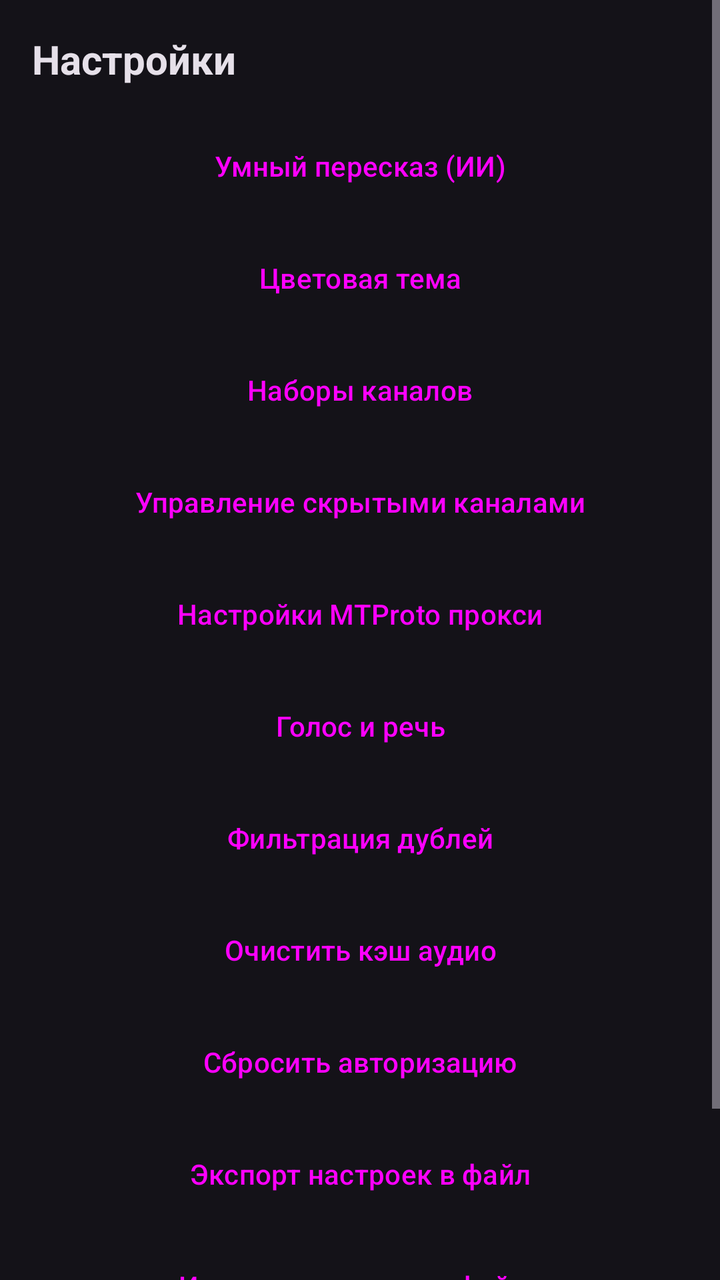
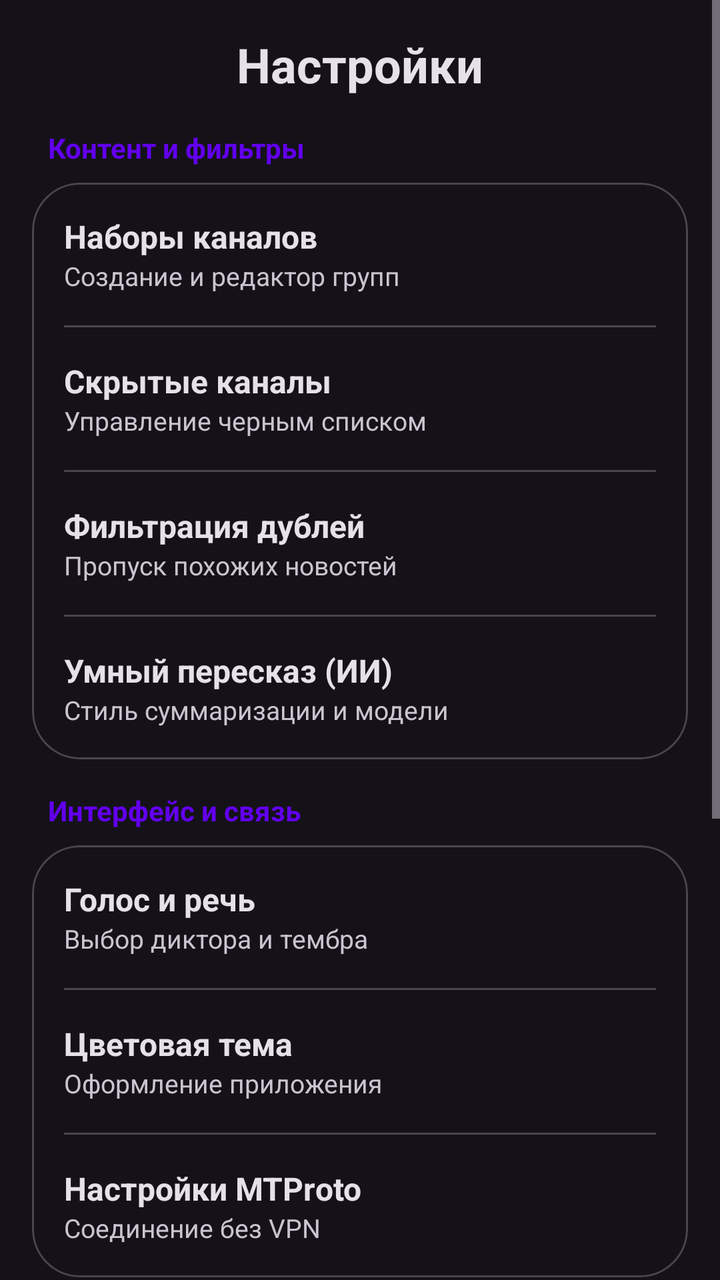

Compare the two renders of this Android layout. The source of the first and the diff that turns it into the second are given below.
<!-- AndroidManifest.xml: application theme Theme.TelegramNewsReader -->
<!-- res/layout/dialog_settings.xml -->
<?xml version="1.0" encoding="utf-8"?>
<ScrollView xmlns:android="http://schemas.android.com/apk/res/android"
    android:layout_width="match_parent"
    android:layout_height="wrap_content">

    <LinearLayout
        android:layout_width="match_parent"
        android:layout_height="wrap_content"
        android:orientation="vertical"
        android:padding="16dp">

        <TextView
            android:layout_width="wrap_content"
            android:layout_height="wrap_content"
            android:text="Настройки"
            android:textSize="20sp"
            android:textStyle="bold"
            android:layout_marginBottom="16dp"
            android:textColor="?attr/colorOnSurface" />

        <Button
            android:id="@+id/btn_ai_settings"
            android:layout_width="match_parent"
            android:layout_height="wrap_content"
            android:text="Умный пересказ (ИИ)"
            android:layout_marginBottom="8dp"
            style="@style/Widget.Material3.Button" />

        <Button
            android:id="@+id/btn_color_theme"
            android:layout_width="match_parent"
            android:layout_height="wrap_content"
            android:text="Цветовая тема"
            android:layout_marginBottom="8dp"
            style="@style/Widget.Material3.Button" />

        <Button
            android:id="@+id/btn_manage_presets_settings"
            android:layout_width="match_parent"
            android:layout_height="wrap_content"
            android:text="Наборы каналов"
            android:layout_marginBottom="8dp"
            style="@style/Widget.Material3.Button" />

        <Button
            android:id="@+id/btn_manage_hidden"
            android:layout_width="match_parent"
            android:layout_height="wrap_content"
            android:text="Управление скрытыми каналами"
            android:layout_marginBottom="8dp"
            style="@style/Widget.Material3.Button" />

        <Button
            android:id="@+id/btn_proxy_settings"
            android:layout_width="match_parent"
            android:layout_height="wrap_content"
            android:text="Настройки MTProto прокси"
            android:layout_marginBottom="8dp"
            style="@style/Widget.Material3.Button" />

        <Button
            android:id="@+id/btn_voice_settings"
            android:layout_width="match_parent"
            android:layout_height="wrap_content"
            android:text="Голос и речь"
            android:layout_marginBottom="8dp"
            style="@style/Widget.Material3.Button" />

        <Button
            android:id="@+id/btn_dedup_settings"
            android:layout_width="match_parent"
            android:layout_height="wrap_content"
            android:text="@string/dedup_title"
            android:layout_marginBottom="8dp"
            style="@style/Widget.Material3.Button" />

        <Button
            android:id="@+id/btn_clear_cache"
            android:layout_width="match_parent"
            android:layout_height="wrap_content"
            android:text="Очистить кэш аудио"
            android:layout_marginBottom="8dp"
            style="@style/Widget.Material3.Button" />

        <Button
            android:id="@+id/btn_reset_auth"
            android:layout_width="match_parent"
            android:layout_height="wrap_content"
            android:text="Сбросить авторизацию"
            android:layout_marginBottom="8dp"
            style="@style/Widget.Material3.Button" />

        <Button
            android:id="@+id/btn_export_settings"
            android:layout_width="match_parent"
            android:layout_height="wrap_content"
            android:text="Экспорт настроек в файл"
            android:layout_marginBottom="8dp"
            style="@style/Widget.Material3.Button" />

        <Button
            android:id="@+id/btn_import_settings"
            android:layout_width="match_parent"
            android:layout_height="wrap_content"
            android:text="Импорт настроек из файла"
            android:layout_marginBottom="8dp"
            style="@style/Widget.Material3.Button" />

        <Button
            android:id="@+id/btn_about"
            android:layout_width="match_parent"
            android:layout_height="wrap_content"
            android:text="О программе"
            style="@style/Widget.Material3.Button" />

    </LinearLayout>
</ScrollView>
<!-- resources referenced by this layout -->
<resources>
  <string name="dedup_title">Фильтрация дублей</string>
  <style name="Theme.TelegramNewsReader" parent="Theme.TelegramNewsReader.Purple" />
  <style name="Theme.TelegramNewsReader.Purple" parent="Theme.Material3.Dark.NoActionBar">
          <item name="colorPrimary">@color/purple_500</item>
          <item name="colorPrimaryVariant">@color/purple_700</item>
          <item name="colorOnPrimary">@color/white</item>
          <item name="android:statusBarColor">?attr/colorPrimaryVariant</item>
          <item name="actionBarStyle">@style/CustomActionBarStyle</item>
      </style>
  <color name="purple_500">#FF6200EE</color>
  <color name="purple_700">#FF3700B3</color>
  <color name="white">#FFFFFFFF</color>
  <style name="CustomActionBarStyle" parent="Widget.Material3.ActionBar.Solid">
          <item name="titleTextStyle">@style/CustomActionBarTitle</item>
          <item name="android:titleTextStyle">@style/CustomActionBarTitle</item>
      </style>
  <style name="CustomActionBarTitle" parent="TextAppearance.Material3.ActionBar.Title">
          <item name="android:textSize">18sp</item>
          <item name="android:textStyle">bold</item>
          <item name="android:textColor">@color/white</item>
          <item name="android:gravity">center</item>
          <item name="android:layout_gravity">center</item>
      </style>
</resources>

<!-- the commit's change to res/layout/dialog_settings.xml (unified diff, before → after) -->
@@ -1,7 +1,9 @@
 <?xml version="1.0" encoding="utf-8"?>
 <ScrollView xmlns:android="http://schemas.android.com/apk/res/android"
+    xmlns:app="http://schemas.android.com/apk/res-auto"
     android:layout_width="match_parent"
-    android:layout_height="wrap_content">
+    android:layout_height="wrap_content"
+    android:background="?attr/colorSurface">
 
     <LinearLayout
         android:layout_width="match_parent"
@@ -9,109 +11,385 @@
         android:orientation="vertical"
         android:padding="16dp">
 
+        
         <TextView
-            android:layout_width="wrap_content"
+            android:layout_width="match_parent"
             android:layout_height="wrap_content"
             android:text="Настройки"
-            android:textSize="20sp"
+            android:textSize="24sp"
             android:textStyle="bold"
-            android:layout_marginBottom="16dp"
+            android:paddingBottom="16dp"
+            android:gravity="center"
             android:textColor="?attr/colorOnSurface" />
 
-        <Button
-            android:id="@+id/btn_ai_settings"
-            android:layout_width="match_parent"
-            android:layout_height="wrap_content"
-            android:text="Умный пересказ (ИИ)"
-            android:layout_marginBottom="8dp"
-            style="@style/Widget.Material3.Button" />
-
-        <Button
-            android:id="@+id/btn_color_theme"
-            android:layout_width="match_parent"
-            android:layout_height="wrap_content"
-            android:text="Цветовая тема"
-            android:layout_marginBottom="8dp"
-            style="@style/Widget.Material3.Button" />
-
-        <Button
-            android:id="@+id/btn_manage_presets_settings"
-            android:layout_width="match_parent"
-            android:layout_height="wrap_content"
-            android:text="Наборы каналов"
-            android:layout_marginBottom="8dp"
-            style="@style/Widget.Material3.Button" />
-
-        <Button
-            android:id="@+id/btn_manage_hidden"
-            android:layout_width="match_parent"
-            android:layout_height="wrap_content"
-            android:text="Управление скрытыми каналами"
-            android:layout_marginBottom="8dp"
-            style="@style/Widget.Material3.Button" />
-
-        <Button
-            android:id="@+id/btn_proxy_settings"
-            android:layout_width="match_parent"
-            android:layout_height="wrap_content"
-            android:text="Настройки MTProto прокси"
-            android:layout_marginBottom="8dp"
-            style="@style/Widget.Material3.Button" />
-
-        <Button
-            android:id="@+id/btn_voice_settings"
-            android:layout_width="match_parent"
-            android:layout_height="wrap_content"
-            android:text="Голос и речь"
-            android:layout_marginBottom="8dp"
-            style="@style/Widget.Material3.Button" />
-
-        <Button
-            android:id="@+id/btn_dedup_settings"
-            android:layout_width="match_parent"
-            android:layout_height="wrap_content"
-            android:text="@string/dedup_title"
-            android:layout_marginBottom="8dp"
-            style="@style/Widget.Material3.Button" />
-
-        <Button
-            android:id="@+id/btn_clear_cache"
-            android:layout_width="match_parent"
-            android:layout_height="wrap_content"
-            android:text="Очистить кэш аудио"
-            android:layout_marginBottom="8dp"
-            style="@style/Widget.Material3.Button" />
-
-        <Button
+        
+        <TextView
+            android:layout_width="match_parent"
+            android:layout_height="wrap_content"
+            android:text="Контент и фильтры"
+            android:textSize="14sp"
+            android:textStyle="bold"
+            android:paddingStart="8dp"
+            android:paddingBottom="8dp"
+            android:textColor="?attr/colorPrimary" />
+
+        <com.google.android.material.card.MaterialCardView
+            android:layout_width="match_parent"
+            android:layout_height="wrap_content"
+            app:cardCornerRadius="24dp"
+            app:cardElevation="0dp"
+            app:strokeWidth="1dp"
+            app:strokeColor="?attr/colorOutlineVariant"
+            android:layout_marginBottom="16dp">
+
+            <LinearLayout
+                android:layout_width="match_parent"
+                android:layout_height="wrap_content"
+                android:orientation="vertical">
+
+                <LinearLayout
+                    android:id="@+id/btn_manage_presets_settings"
+                    style="@style/SelectableItemStyle"
+                    android:layout_width="match_parent"
+                    android:layout_height="wrap_content"
+                    android:orientation="vertical"
+                    android:padding="16dp"
+                    android:clickable="true"
+                    android:focusable="true">
+                    <TextView
+                        android:layout_width="wrap_content"
+                        android:layout_height="wrap_content"
+                        android:text="Наборы каналов"
+                        android:textSize="16sp"
+                        android:textStyle="bold"
+                        android:textColor="?attr/colorOnSurface" />
+                    <TextView
+                        android:layout_width="wrap_content"
+                        android:layout_height="wrap_content"
+                        android:text="Создание и редактор групп"
+                        android:textSize="13sp"
+                        android:textColor="?attr/colorOnSurfaceVariant" />
+                </LinearLayout>
+
+                <View android:layout_width="match_parent" android:layout_height="1dp" android:background="?attr/colorOutlineVariant" android:layout_marginHorizontal="16dp"/>
+
+                <LinearLayout
+                    android:id="@+id/btn_manage_hidden"
+                    style="@style/SelectableItemStyle"
+                    android:layout_width="match_parent"
+                    android:layout_height="wrap_content"
+                    android:orientation="vertical"
+                    android:padding="16dp"
+                    android:clickable="true"
+                    android:focusable="true">
+                    <TextView
+                        android:layout_width="wrap_content"
+                        android:layout_height="wrap_content"
+                        android:text="Скрытые каналы"
+                        android:textSize="16sp"
+                        android:textStyle="bold"
+                        android:textColor="?attr/colorOnSurface" />
+                    <TextView
+                        android:layout_width="wrap_content"
+                        android:layout_height="wrap_content"
+                        android:text="Управление черным списком"
+                        android:textSize="13sp"
+                        android:textColor="?attr/colorOnSurfaceVariant" />
+                </LinearLayout>
+
+                <View android:layout_width="match_parent" android:layout_height="1dp" android:background="?attr/colorOutlineVariant" android:layout_marginHorizontal="16dp"/>
+
+                <LinearLayout
+                    android:id="@+id/btn_dedup_settings"
+                    style="@style/SelectableItemStyle"
+                    android:layout_width="match_parent"
+                    android:layout_height="wrap_content"
+                    android:orientation="vertical"
+                    android:padding="16dp"
+                    android:clickable="true"
+                    android:focusable="true">
+                    <TextView
+                        android:layout_width="wrap_content"
+                        android:layout_height="wrap_content"
+                        android:text="Фильтрация дублей"
+                        android:textSize="16sp"
+                        android:textStyle="bold"
+                        android:textColor="?attr/colorOnSurface" />
+                    <TextView
+                        android:layout_width="wrap_content"
+                        android:layout_height="wrap_content"
+                        android:text="Пропуск похожих новостей"
+                        android:textSize="13sp"
+                        android:textColor="?attr/colorOnSurfaceVariant" />
+                </LinearLayout>
+
+                <View android:layout_width="match_parent" android:layout_height="1dp" android:background="?attr/colorOutlineVariant" android:layout_marginHorizontal="16dp"/>
+
+                <LinearLayout
+                    android:id="@+id/btn_ai_settings"
+                    style="@style/SelectableItemStyle"
+                    android:layout_width="match_parent"
+                    android:layout_height="wrap_content"
+                    android:orientation="vertical"
+                    android:padding="16dp"
+                    android:clickable="true"
+                    android:focusable="true">
+                    <TextView
+                        android:layout_width="wrap_content"
+                        android:layout_height="wrap_content"
+                        android:text="Умный пересказ (ИИ)"
+                        android:textSize="16sp"
+                        android:textStyle="bold"
+                        android:textColor="?attr/colorOnSurface" />
+                    <TextView
+                        android:layout_width="wrap_content"
+                        android:layout_height="wrap_content"
+                        android:text="Стиль суммаризации и модели"
+                        android:textSize="13sp"
+                        android:textColor="?attr/colorOnSurfaceVariant" />
+                </LinearLayout>
+            </LinearLayout>
+        </com.google.android.material.card.MaterialCardView>
+
+        
+        <TextView
+            android:layout_width="match_parent"
+            android:layout_height="wrap_content"
+            android:text="Интерфейс и связь"
+            android:textSize="14sp"
+            android:textStyle="bold"
+            android:paddingStart="8dp"
+            android:paddingBottom="8dp"
+            android:textColor="?attr/colorPrimary" />
+
+        <com.google.android.material.card.MaterialCardView
+            android:layout_width="match_parent"
+            android:layout_height="wrap_content"
+            app:cardCornerRadius="24dp"
+            app:cardElevation="0dp"
+            app:strokeWidth="1dp"
+            app:strokeColor="?attr/colorOutlineVariant"
+            android:layout_marginBottom="16dp">
+
+            <LinearLayout
+                android:layout_width="match_parent"
+                android:layout_height="wrap_content"
+                android:orientation="vertical">
+
+                <LinearLayout
+                    android:id="@+id/btn_voice_settings"
+                    style="@style/SelectableItemStyle"
+                    android:layout_width="match_parent"
+                    android:layout_height="wrap_content"
+                    android:orientation="vertical"
+                    android:padding="16dp"
+                    android:clickable="true"
+                    android:focusable="true">
+                    <TextView
+                        android:layout_width="wrap_content"
+                        android:layout_height="wrap_content"
+                        android:text="Голос и речь"
+                        android:textSize="16sp"
+                        android:textStyle="bold"
+                        android:textColor="?attr/colorOnSurface" />
+                    <TextView
+                        android:layout_width="wrap_content"
+                        android:layout_height="wrap_content"
+                        android:text="Выбор диктора и тембра"
+                        android:textSize="13sp"
+                        android:textColor="?attr/colorOnSurfaceVariant" />
+                </LinearLayout>
+
+                <View android:layout_width="match_parent" android:layout_height="1dp" android:background="?attr/colorOutlineVariant" android:layout_marginHorizontal="16dp"/>
+
+                <LinearLayout
+                    android:id="@+id/btn_color_theme"
+                    style="@style/SelectableItemStyle"
+                    android:layout_width="match_parent"
+                    android:layout_height="wrap_content"
+                    android:orientation="vertical"
+                    android:padding="16dp"
+                    android:clickable="true"
+                    android:focusable="true">
+                    <TextView
+                        android:layout_width="wrap_content"
+                        android:layout_height="wrap_content"
+                        android:text="Цветовая тема"
+                        android:textSize="16sp"
+                        android:textStyle="bold"
+                        android:textColor="?attr/colorOnSurface" />
+                    <TextView
+                        android:layout_width="wrap_content"
+                        android:layout_height="wrap_content"
+                        android:text="Оформление приложения"
+                        android:textSize="13sp"
+                        android:textColor="?attr/colorOnSurfaceVariant" />
+                </LinearLayout>
+
+                <View android:layout_width="match_parent" android:layout_height="1dp" android:background="?attr/colorOutlineVariant" android:layout_marginHorizontal="16dp"/>
+
+                <LinearLayout
+                    android:id="@+id/btn_proxy_settings"
+                    style="@style/SelectableItemStyle"
+                    android:layout_width="match_parent"
+                    android:layout_height="wrap_content"
+                    android:orientation="vertical"
+                    android:padding="16dp"
+                    android:clickable="true"
+                    android:focusable="true">
+                    <TextView
+                        android:layout_width="wrap_content"
+                        android:layout_height="wrap_content"
+                        android:text="Настройки MTProto"
+                        android:textSize="16sp"
+                        android:textStyle="bold"
+                        android:textColor="?attr/colorOnSurface" />
+                    <TextView
+                        android:layout_width="wrap_content"
+                        android:layout_height="wrap_content"
+                        android:text="Соединение без VPN"
+                        android:textSize="13sp"
+                        android:textColor="?attr/colorOnSurfaceVariant" />
+                </LinearLayout>
+            </LinearLayout>
+        </com.google.android.material.card.MaterialCardView>
+
+        
+        <TextView
+            android:layout_width="match_parent"
+            android:layout_height="wrap_content"
+            android:text="Система и данные"
+            android:textSize="14sp"
+            android:textStyle="bold"
+            android:paddingStart="8dp"
+            android:paddingBottom="8dp"
+            android:textColor="?attr/colorPrimary" />
+
+        <com.google.android.material.card.MaterialCardView
+            android:layout_width="match_parent"
+            android:layout_height="wrap_content"
+            app:cardCornerRadius="24dp"
+            app:cardElevation="0dp"
+            app:strokeWidth="1dp"
+            app:strokeColor="?attr/colorOutlineVariant"
+            android:layout_marginBottom="16dp">
+
+            <LinearLayout
+                android:layout_width="match_parent"
+                android:layout_height="wrap_content"
+                android:orientation="vertical">
+
+                <LinearLayout
+                    android:id="@+id/btn_backup_settings"
+                    style="@style/SelectableItemStyle"
+                    android:layout_width="match_parent"
+                    android:layout_height="wrap_content"
+                    android:orientation="vertical"
+                    android:padding="16dp"
+                    android:clickable="true"
+                    android:focusable="true">
+                    <TextView
+                        android:layout_width="wrap_content"
+                        android:layout_height="wrap_content"
+                        android:text="Резервное копирование"
+                        android:textSize="16sp"
+                        android:textStyle="bold"
+                        android:textColor="?attr/colorOnSurface" />
+                    <TextView
+                        android:layout_width="wrap_content"
+                        android:layout_height="wrap_content"
+                        android:text="Экспорт и импорт настроек"
+                        android:textSize="13sp"
+                        android:textColor="?attr/colorOnSurfaceVariant" />
+                </LinearLayout>
+
+                <View android:layout_width="match_parent" android:layout_height="1dp" android:background="?attr/colorOutlineVariant" android:layout_marginHorizontal="16dp"/>
+
+                <LinearLayout
+                    android:id="@+id/btn_clear_cache"
+                    style="@style/SelectableItemStyle"
+                    android:layout_width="match_parent"
+                    android:layout_height="wrap_content"
+                    android:orientation="vertical"
+                    android:padding="16dp"
+                    android:clickable="true"
+                    android:focusable="true">
+                    <TextView
+                        android:layout_width="wrap_content"
+                        android:layout_height="wrap_content"
+                        android:text="Очистить кэш"
+                        android:textSize="16sp"
+                        android:textStyle="bold"
+                        android:textColor="?attr/colorOnSurface" />
+                    <TextView
+                        android:layout_width="wrap_content"
+                        android:layout_height="wrap_content"
+                        android:text="Удаление аудиофайлов"
+                        android:textSize="13sp"
+                        android:textColor="?attr/colorOnSurfaceVariant" />
+                </LinearLayout>
+
+                <View android:layout_width="match_parent" android:layout_height="1dp" android:background="?attr/colorOutlineVariant" android:layout_marginHorizontal="16dp"/>
+
+                <LinearLayout
+                    android:id="@+id/btn_about"
+                    style="@style/SelectableItemStyle"
+                    android:layout_width="match_parent"
+                    android:layout_height="wrap_content"
+                    android:orientation="vertical"
+                    android:padding="16dp"
+                    android:clickable="true"
+                    android:focusable="true">
+                    <TextView
+                        android:layout_width="wrap_content"
+                        android:layout_height="wrap_content"
+                        android:text="О программе"
+                        android:textSize="16sp"
+                        android:textStyle="bold"
+                        android:textColor="?attr/colorOnSurface" />
+                    <TextView
+                        android:layout_width="wrap_content"
+                        android:layout_height="wrap_content"
+                        android:text="Версия и информация"
+                        android:textSize="13sp"
+                        android:textColor="?attr/colorOnSurfaceVariant" />
+                </LinearLayout>
+            </LinearLayout>
+        </com.google.android.material.card.MaterialCardView>
+
+        
+        <com.google.android.material.card.MaterialCardView
             android:id="@+id/btn_reset_auth"
             android:layout_width="match_parent"
             android:layout_height="wrap_content"
-            android:text="Сбросить авторизацию"
-            android:layout_marginBottom="8dp"
-            style="@style/Widget.Material3.Button" />
-
-        <Button
-            android:id="@+id/btn_export_settings"
-            android:layout_width="match_parent"
-            android:layout_height="wrap_content"
-            android:text="Экспорт настроек в файл"
-            android:layout_marginBottom="8dp"
-            style="@style/Widget.Material3.Button" />
-
-        <Button
-            android:id="@+id/btn_import_settings"
-            android:layout_width="match_parent"
-            android:layout_height="wrap_content"
-            android:text="Импорт настроек из файла"
-            android:layout_marginBottom="8dp"
-            style="@style/Widget.Material3.Button" />
-
-        <Button
-            android:id="@+id/btn_about"
-            android:layout_width="match_parent"
-            android:layout_height="wrap_content"
-            android:text="О программе"
-            style="@style/Widget.Material3.Button" />
+            app:cardCornerRadius="24dp"
+            app:cardElevation="0dp"
+            app:strokeWidth="1dp"
+            app:strokeColor="#33F44336"
+            app:cardBackgroundColor="#08F44336"
+            android:clickable="true"
+            android:focusable="true">
+
+            <LinearLayout
+                android:layout_width="match_parent"
+                android:layout_height="wrap_content"
+                android:orientation="vertical"
+                android:padding="16dp">
+                <TextView
+                    android:layout_width="wrap_content"
+                    android:layout_height="wrap_content"
+                    android:text="Сбросить авторизацию"
+                    android:textSize="16sp"
+                    android:textStyle="bold"
+                    android:textColor="#F44336" />
+                <TextView
+                    android:layout_width="wrap_content"
+                    android:layout_height="wrap_content"
+                    android:text="Выход из аккаунта и очистка всех данных"
+                    android:textSize="13sp"
+                    android:textColor="#BDBDBD" />
+            </LinearLayout>
+        </com.google.android.material.card.MaterialCardView>
 
     </LinearLayout>
 </ScrollView>
<!-- resource entries referenced after the edit -->
@@ -1,6 +1,10 @@
 <!-- resources referenced by this layout -->
 <resources>
-  <string name="dedup_title">Фильтрация дублей</string>
+  <style name="SelectableItemStyle">
+          <item name="android:background">?attr/selectableItemBackground</item>
+          <item name="android:paddingStart">24dp</item>
+          <item name="android:paddingEnd">24dp</item>
+      </style>
   <style name="Theme.TelegramNewsReader" parent="Theme.TelegramNewsReader.Purple" />
   <style name="Theme.TelegramNewsReader.Purple" parent="Theme.Material3.Dark.NoActionBar">
           <item name="colorPrimary">@color/purple_500</item>
